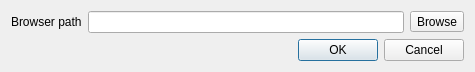
The window that ui/settingsdialog.ui (minorua/Qgis2threejs) describes before a commit, drawn with Qt 5.
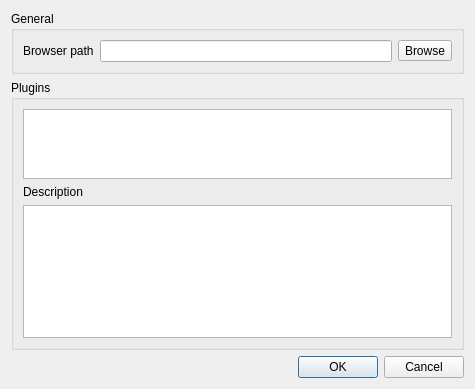
The same window after the commit.

Commit message: add table widget to enable/disable plugins to settings dialog

```diff
--- a/ui/settingsdialog.ui
+++ b/ui/settingsdialog.ui
@@ -7,14 +7,14 @@
     <x>0</x>
     <y>0</y>
     <width>475</width>
-    <height>69</height>
+    <height>389</height>
    </rect>
   </property>
   <property name="windowTitle">
    <string>Settings</string>
   </property>
   <layout class="QGridLayout" name="gridLayout">
-   <item row="2" column="0">
+   <item row="4" column="0">
     <widget class="QDialogButtonBox" name="buttonBox">
      <property name="orientation">
       <enum>Qt::Horizontal</enum>
@@ -24,8 +24,51 @@
      </property>
     </widget>
    </item>
+   <item row="1" column="0">
+    <widget class="QGroupBox" name="groupBox_2">
+     <property name="title">
+      <string>Plugins</string>
+     </property>
+     <layout class="QVBoxLayout" name="verticalLayout">
+      <item>
+       <widget class="QTableWidget" name="tableWidget_Plugins">
+        <property name="sizePolicy">
+         <sizepolicy hsizetype="Expanding" vsizetype="Preferred">
+          <horstretch>0</horstretch>
+          <verstretch>0</verstretch>
+         </sizepolicy>
+        </property>
+        <property name="maximumSize">
+         <size>
+          <width>16777215</width>
+          <height>100</height>
+         </size>
+        </property>
+       </widget>
+      </item>
+      <item>
+       <widget class="QLabel" name="label_2">
+        <property name="text">
+         <string>Description</string>
+        </property>
+       </widget>
+      </item>
+      <item>
+       <widget class="QTextBrowser" name="textBrowser_Plugin">
+        <property name="openExternalLinks">
+         <bool>true</bool>
+        </property>
+       </widget>
+      </item>
+     </layout>
+    </widget>
+   </item>
    <item row="0" column="0">
-    <layout class="QHBoxLayout" name="horizontalLayout">
+    <widget class="QGroupBox" name="groupBox">
+     <property name="title">
+      <string>General</string>
+     </property>
+     <layout class="QHBoxLayout" name="horizontalLayout_2">
      <item>
       <widget class="QLabel" name="label">
        <property name="text">
@@ -44,6 +87,7 @@
       </widget>
      </item>
     </layout>
+    </widget>
    </item>
   </layout>
  </widget>
```
Lines whose indentation alone changed are shown as unchanged. The commit also changes 6 other files.
